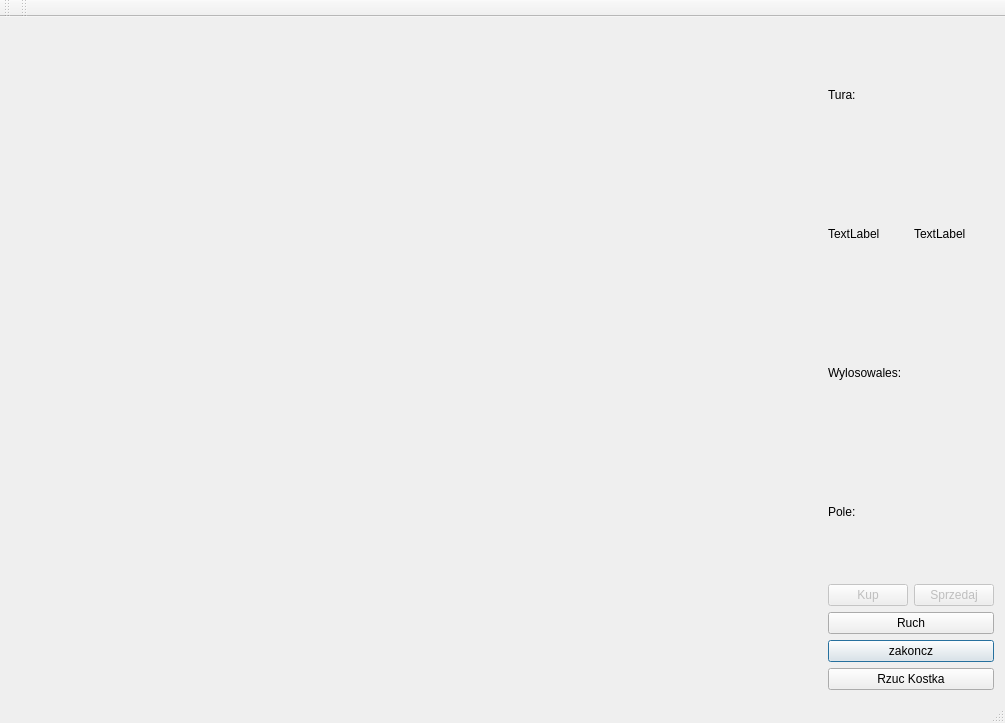
Old version of the form mainwindow.ui in the repository Siamil/monopoly2.
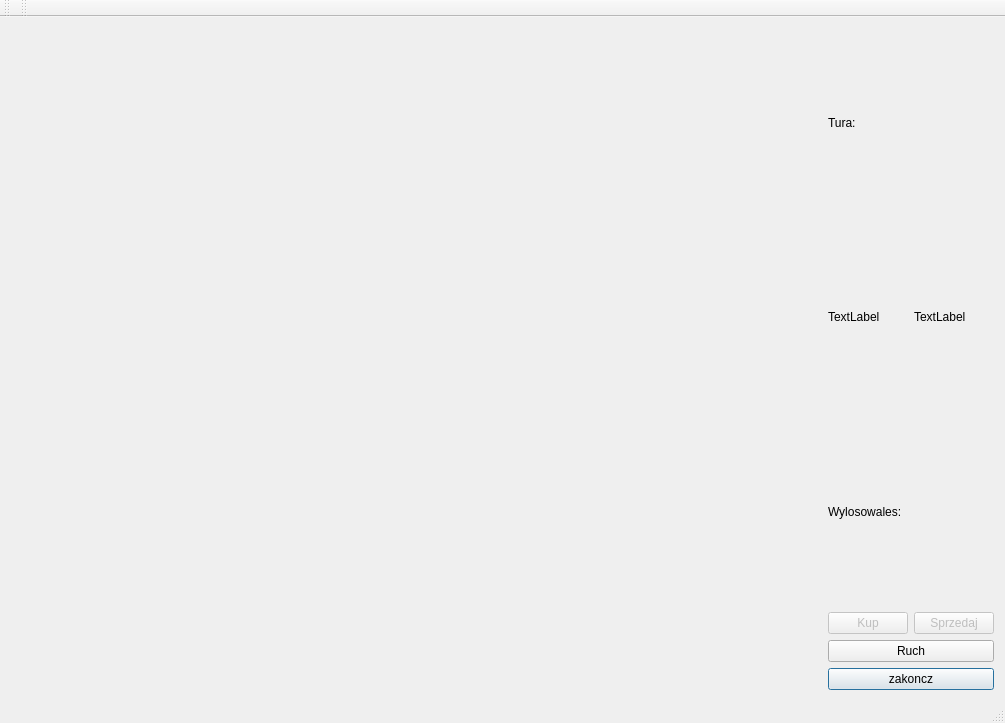
New version of the form.

```diff
--- a/mainwindow.ui
+++ b/mainwindow.ui
@@ -78,13 +78,6 @@
         </property>
        </widget>
       </item>
-      <item>
-       <widget class="QLabel" name="lPosition">
-        <property name="text">
-         <string>Pole:</string>
-        </property>
-       </widget>
-      </item>
       <item>
        <layout class="QVBoxLayout" name="verticalLayout">
         <item>
@@ -134,13 +127,6 @@
           </property>
          </widget>
         </item>
-        <item>
-         <widget class="QPushButton" name="bDice">
-          <property name="text">
-           <string>Rzuc Kostka</string>
-          </property>
-         </widget>
-        </item>
        </layout>
       </item>
      </layout>
```
Left out of the diff: 1 changed line with no effect on the pictures.
